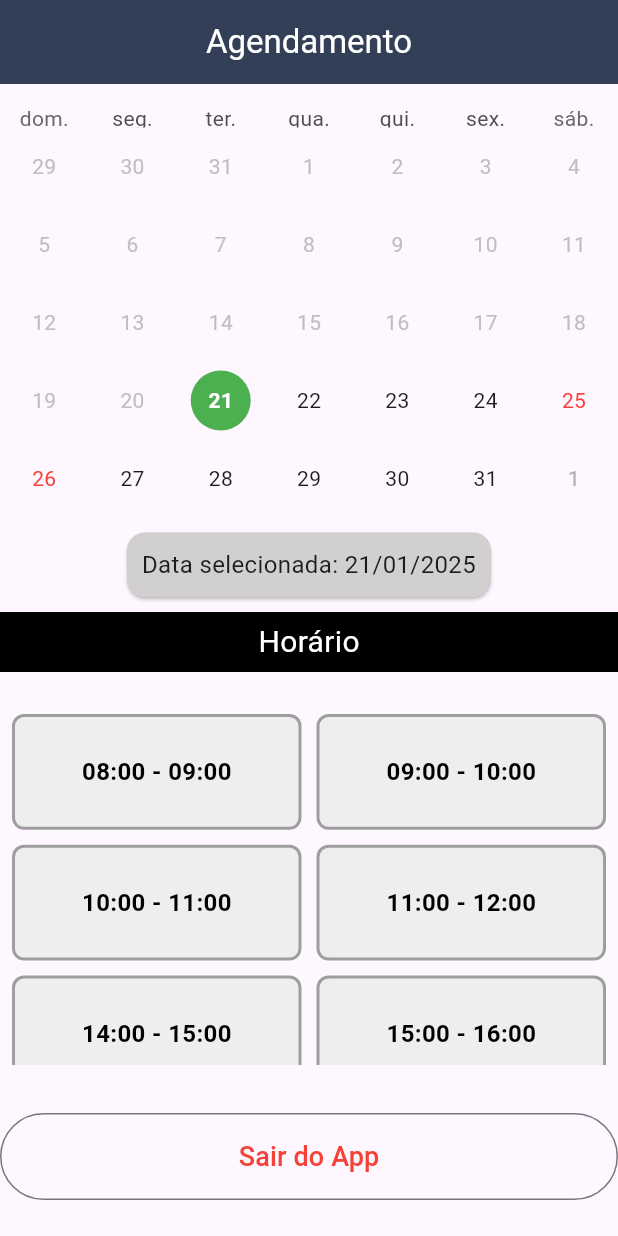
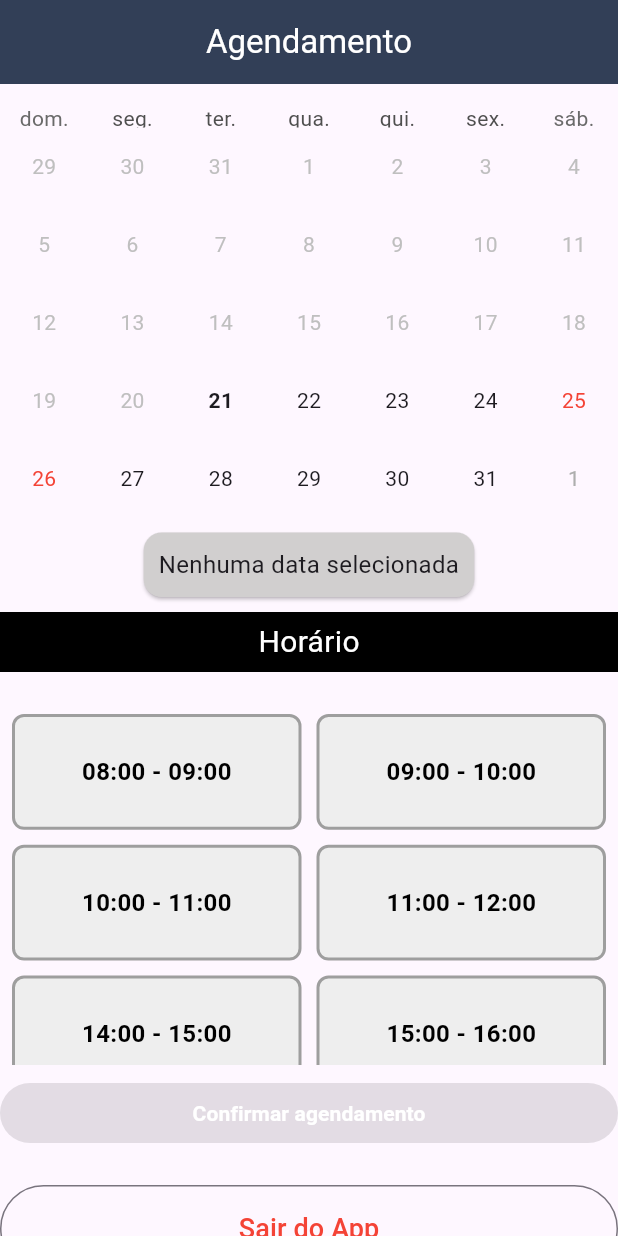
Before and after one commit to AndrefAmaral/barber_shop, a Flutter app: the screen it shows once a user with an empty profile is signed in, scrolled down 473 dp, on a phone screen of 412 x 824 dp. Run offline on Flutter 3.47's test engine with Material 3 defaults, Android fonts, the phone set to English and light mode, and no system bars; drawn by our look-alikes of table_calendar; our stand-ins replace firebase_auth, firebase_core; accounts and stored records are empty; generated files the repository leaves out were written again.

Commit message:
Botão para confirmar agendamento

```diff
--- a/lib/main.dart
+++ b/lib/main.dart
@@ -1,5 +1,3 @@
-import 'package:barber_shop/pages/homescreen.dart';
-import 'package:barber_shop/pages/schedulescreen.dart';
 import 'package:barber_shop/providers/user_provider.dart';
 import 'package:barber_shop/services/auth_service.dart';
 import 'package:barber_shop/widgets/auth_check.dart';
@@ -28,22 +26,17 @@ class MyApp extends StatelessWidget {
         ChangeNotifierProvider(create: (context) => UserProvider()),
         ChangeNotifierProvider(create: (context) => AuthService()),
       ],
-      child: MaterialApp(
-        localizationsDelegates: const [
+      child: const MaterialApp(
+        localizationsDelegates: [
           GlobalWidgetsLocalizations.delegate,
           GlobalMaterialLocalizations.delegate,
           GlobalCupertinoLocalizations.delegate,
         ],
-        supportedLocales: const [
+        supportedLocales: [
           Locale('pt', 'BR'),
         ],
         debugShowCheckedModeBanner: false,
-        initialRoute: '/',
-        routes: {
-          '/': (context) => const AuthCheck(),
-          '/home': (context) => HomeScreen(),
-          '/schedule': (context) => const ScheduleScreen(),
-        },
+        home: AuthCheck(),
       ),
     );
   }
--- a/lib/pages/schedulescreen.dart
+++ b/lib/pages/schedule_page.dart
@@ -3,15 +3,16 @@ import 'package:flutter/material.dart';
 import 'package:provider/provider.dart';
 import 'package:table_calendar/table_calendar.dart';
 
-class ScheduleScreen extends StatefulWidget {
-  const ScheduleScreen({super.key});
+class SchedulePage extends StatefulWidget {
+  const SchedulePage({super.key});
 
   @override
-  State<ScheduleScreen> createState() => _ScheduleScreenState();
+  State<SchedulePage> createState() => _ScheduleScreenState();
 }
 
-class _ScheduleScreenState extends State<ScheduleScreen> {
-  DateTime _selectedDate = DateTime.now(); //data selecionada
+class _ScheduleScreenState extends State<SchedulePage> {
+  //DateTime _selectedDate = DateTime.now(); //data selecionada
+  DateTime? _selectedDate; //ALTERAÇÂO 1
   DateTime _today = DateTime.now(); // data em foco no calendário
 
   //Lista de serviços
@@ -152,7 +153,7 @@ class _ScheduleScreenState extends State<ScheduleScreen> {
               focusedDay: _today,
               firstDay: DateTime.now(),
               lastDay: DateTime.now().add(
-                const Duration(days: 365),
+                const Duration(days: 30),
               ),
               // Função usada para determinar se um dia está selecionado
               selectedDayPredicate: (day) => isSameDay(_selectedDate, day),
@@ -181,11 +182,20 @@ class _ScheduleScreenState extends State<ScheduleScreen> {
                 titleCentered: true,
               ),
             ),
+            // _buildInfoCard(
+            //   content: 'Data selecionada: '
+            //       '${_selectedDate.day.toString().padLeft(2, '0')}/'
+            //       '${_selectedDate.month.toString().padLeft(2, '0')}/'
+            //       '${_selectedDate.year}',
+            // ),
             _buildInfoCard(
-              content: 'Data selecionada: '
-                  '${_selectedDate.day.toString().padLeft(2, '0')}/'
-                  '${_selectedDate.month.toString().padLeft(2, '0')}/'
-                  '${_selectedDate.year}',
+              content: _selectedDate == null
+                  ? 'Nenhuma data selecionada'
+                  : 'Data selecionada: '
+                      '${_selectedDate!.day.toString().padLeft(2, '0')}/'
+                      '${_selectedDate!.month.toString().padLeft(2, '0')}/'
+                      '${_selectedDate!.year}',
+              //O ! é utilizado para indicar ao Dart que a variável não será null naquele momento
             ),
             _buildSectionHeader('Horário'),
             const SizedBox(height: 20),
@@ -237,6 +247,72 @@ class _ScheduleScreenState extends State<ScheduleScreen> {
                 ),
               ),
             ),
+            SizedBox(
+              width: double.infinity,
+              child: ElevatedButton(
+                onPressed: (selectedService != null &&
+                        selectedProfessional != null &&
+                        _selectedDate != null &&
+                        selectedTimeSlot.isNotEmpty)
+                    ? () {
+                        // Lógica para confirmar o agendamento
+                        showDialog(
+                          context: context,
+                          builder: (context) => AlertDialog(
+                            title: const Text("Agendamento Confirmado"),
+                            content: Text(
+                              "Serviço: $selectedService\n"
+                              "Profissional: $selectedProfessional\n"
+                              "Data: ${_selectedDate!.day.toString().padLeft(2, '0')}/"
+                              "${_selectedDate!.month.toString().padLeft(2, '0')}/"
+                              "${_selectedDate!.year}\n"
+                              "Horário: $selectedTimeSlot",
+                            ),
+                            actions: [
+                              TextButton(
+                                onPressed: () => Navigator.of(context).pop(),
+                                child: const Text("OK"),
+                              ),
+                            ],
+                          ),
+                        );
+                      }
+                    : null,
+                style: ElevatedButton.styleFrom(
+                  backgroundColor: const Color(0xFF2D3E50),
+                ),
+                child: const Text(
+                  'Confirmar agendamento',
+                  style: TextStyle(
+                    color: Colors.white,
+                    fontWeight: FontWeight.bold,
+                  ),
+                ),
+              ),
+            ),
+            // Padding(
+            //   padding: const EdgeInsets.all(10.0),
+            //   child: Column(
+            //     children: [
+            //       SizedBox(
+            //         width: double.infinity,
+            //         child: ElevatedButton(
+            //           onPressed: () {},
+            //           style: ElevatedButton.styleFrom(
+            //             backgroundColor: const Color(0xFF2D3E50),
+            //           ),
+            //           child: const Text(
+            //             'Confirmar agendamento',
+            //             style: TextStyle(
+            //               color: Colors.white,
+            //               fontWeight: FontWeight.bold,
+            //             ),
+            //           ),
+            //         ),
+            //       ),
+            //     ],
+            //   ),
+            // ),
             Padding(
               padding: const EdgeInsets.symmetric(vertical: 24),
               child: OutlinedButton(
@@ -254,7 +330,7 @@ class _ScheduleScreenState extends State<ScheduleScreen> {
                       ),
                     ],
                   )),
-            )
+            ),
           ],
         ),
       ),
--- a/lib/services/auth_service.dart
+++ b/lib/services/auth_service.dart
@@ -49,7 +49,7 @@ class AuthService extends ChangeNotifier {
       _getUser();
     } on FirebaseAuthException catch (e) {
       if (e.code == 'user-not-found') {
-        throw AuthException('Email não encontrado. Cadastr-se.');
+        throw AuthException('Email não encontrado. Cadastre-se.');
       } else if (e.code == 'wrong-password') {
         throw AuthException('Senha incorreta. Tente novamente');
       }
--- a/lib/widgets/auth_check.dart
+++ b/lib/widgets/auth_check.dart
@@ -1,5 +1,5 @@
 import 'package:barber_shop/pages/login_page.dart';
-import 'package:barber_shop/pages/schedulescreen.dart';
+import 'package:barber_shop/pages/schedule_page.dart';
 import 'package:barber_shop/services/auth_service.dart';
 import 'package:flutter/material.dart';
 import 'package:provider/provider.dart';
@@ -21,7 +21,7 @@ class _AuthCheckState extends State<AuthCheck> {
     } else if (auth.usuario == null)
       return const LoginPage();
     else
-      return const ScheduleScreen();
+      return const SchedulePage();
   }
 }
 
```
Also changed, not shown: lib/pages/home_page.dart (deleted, +0 -15 lines), lib/pages/homescreen.dart (deleted, +0 -91 lines), lib/pages/login_page.dart (+10 -3 lines), lib/pages/loginscreen.dart (deleted, +0 -99 lines).
